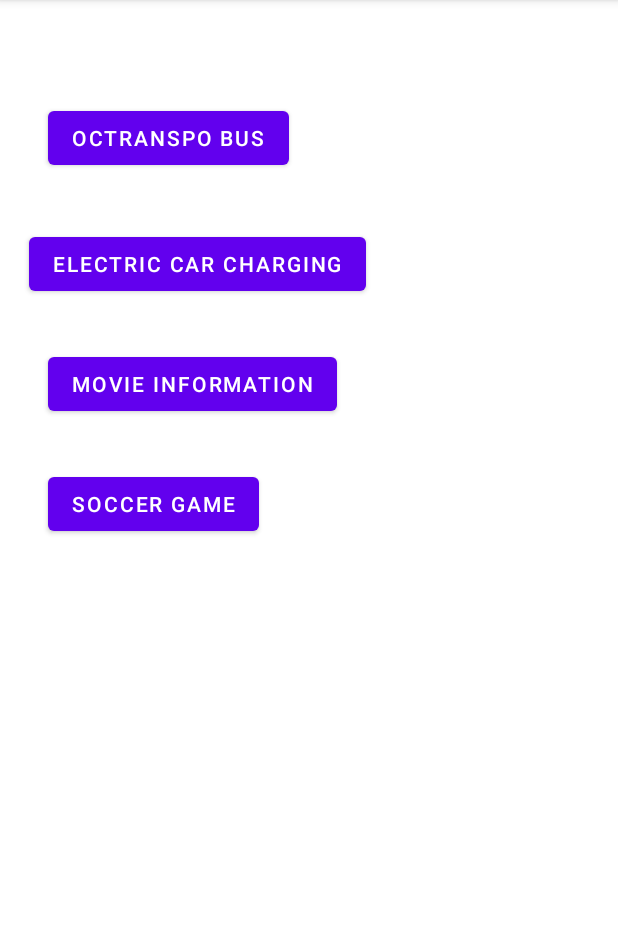
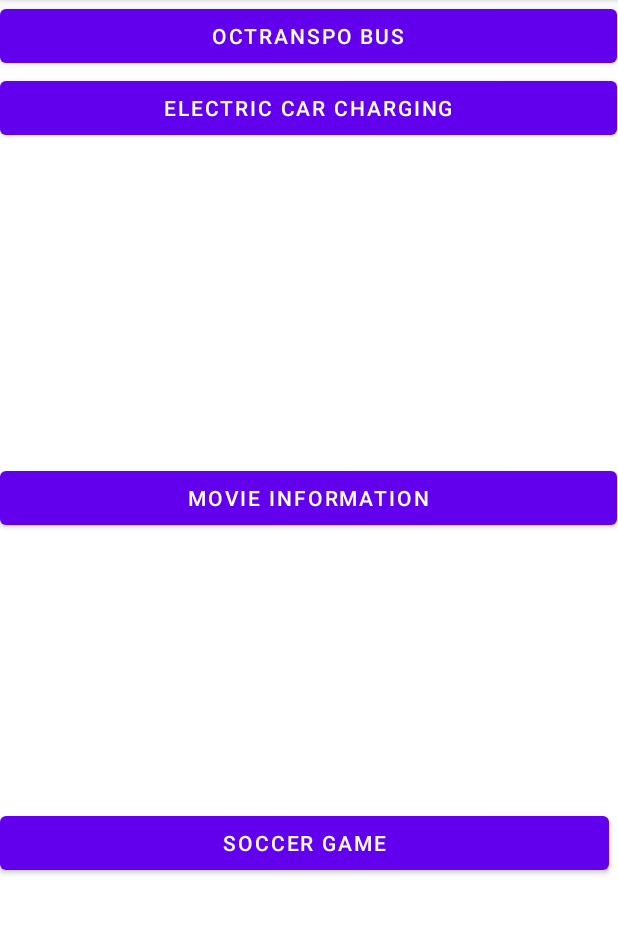
Before and after one commit to chaohao1214/GroupProject, an Android app: the screen it shows after launch (MainActivity), on a phone screen of 412 x 824 dp, the part 84-1018 px from its top. Run offline under Robolectric (Android 15) with nearby library versions, the phone set to English and light mode, and no system bars.

Commit message:
Recycleview  finished revised

```diff
--- a/app/src/main/res/layout/activity_main.xml
+++ b/app/src/main/res/layout/activity_main.xml
@@ -8,50 +8,36 @@
 
     <Button
         android:id="@+id/OCTranspo"
-        android:layout_width="wrap_content"
+        android:layout_width="411dp"
         android:layout_height="wrap_content"
-        android:layout_marginStart="32dp"
-        android:layout_marginLeft="32dp"
-        android:layout_marginTop="32dp"
         android:text="OCTranspo Bus"
         app:layout_constraintBottom_toTopOf="@+id/CarCharge"
-        app:layout_constraintStart_toStartOf="parent"
         app:layout_constraintTop_toTopOf="parent" />
 
     <Button
         android:id="@+id/CarCharge"
-        android:layout_width="wrap_content"
+        android:layout_width="411dp"
         android:layout_height="wrap_content"
-        android:layout_marginTop="152dp"
-        android:layout_marginEnd="168dp"
-        android:layout_marginRight="168dp"
         android:text="Electric Car Charging"
-        app:layout_constraintEnd_toEndOf="parent"
-        app:layout_constraintTop_toTopOf="parent" />
+        app:layout_constraintBottom_toTopOf="@+id/MovieInfo"
+        app:layout_constraintTop_toTopOf="parent"
+        tools:layout_editor_absoluteX="16dp" />
 
     <Button
         android:id="@+id/Soccer"
-        android:layout_width="wrap_content"
-        android:layout_height="wrap_content"
-        android:layout_marginStart="32dp"
-        android:layout_marginLeft="32dp"
-        android:layout_marginTop="32dp"
+        android:layout_width="406dp"
+        android:layout_height="48dp"
         android:text="Soccer Game"
-        app:layout_constraintStart_toStartOf="parent"
-        app:layout_constraintTop_toBottomOf="@+id/MovieInfo" />
+        app:layout_constraintBottom_toBottomOf="parent"
+        app:layout_constraintTop_toBottomOf="@+id/MovieInfo"
+        tools:layout_editor_absoluteX="5dp" />
 
     <Button
         android:id="@+id/MovieInfo"
-        android:layout_width="wrap_content"
+        android:layout_width="411dp"
         android:layout_height="wrap_content"
-        android:layout_marginStart="32dp"
-        android:layout_marginLeft="32dp"
-        android:layout_marginTop="32dp"
-        android:layout_marginEnd="240dp"
-        android:layout_marginRight="240dp"
+        android:layout_marginTop="212dp"
         android:text="Movie Information"
-        app:layout_constraintEnd_toEndOf="parent"
-        app:layout_constraintHorizontal_bias="0.0"
-        app:layout_constraintStart_toStartOf="parent"
-        app:layout_constraintTop_toBottomOf="@+id/CarCharge" />
+        app:layout_constraintTop_toBottomOf="@+id/CarCharge"
+        tools:layout_editor_absoluteX="16dp" />
 </androidx.constraintlayout.widget.ConstraintLayout>
--- a/app/src/main/res/layout/bus_search.xml
+++ b/app/src/main/res/layout/bus_search.xml
@@ -26,6 +26,7 @@
         android:layout_height="wrap_content"
 
         android:layout_marginTop="32dp"
+        app:layout_constraintBottom_toBottomOf="parent"
         app:layout_constraintEnd_toEndOf="parent"
         app:layout_constraintStart_toStartOf="parent"
         app:layout_constraintTop_toBottomOf="@+id/searchBox"
```
Also changed, not shown: app/src/main/java/com/example/groupproject/SearchBus.java (+29 -1 lines), app/src/main/res/layout/search_view.xml (+9 -4 lines).
